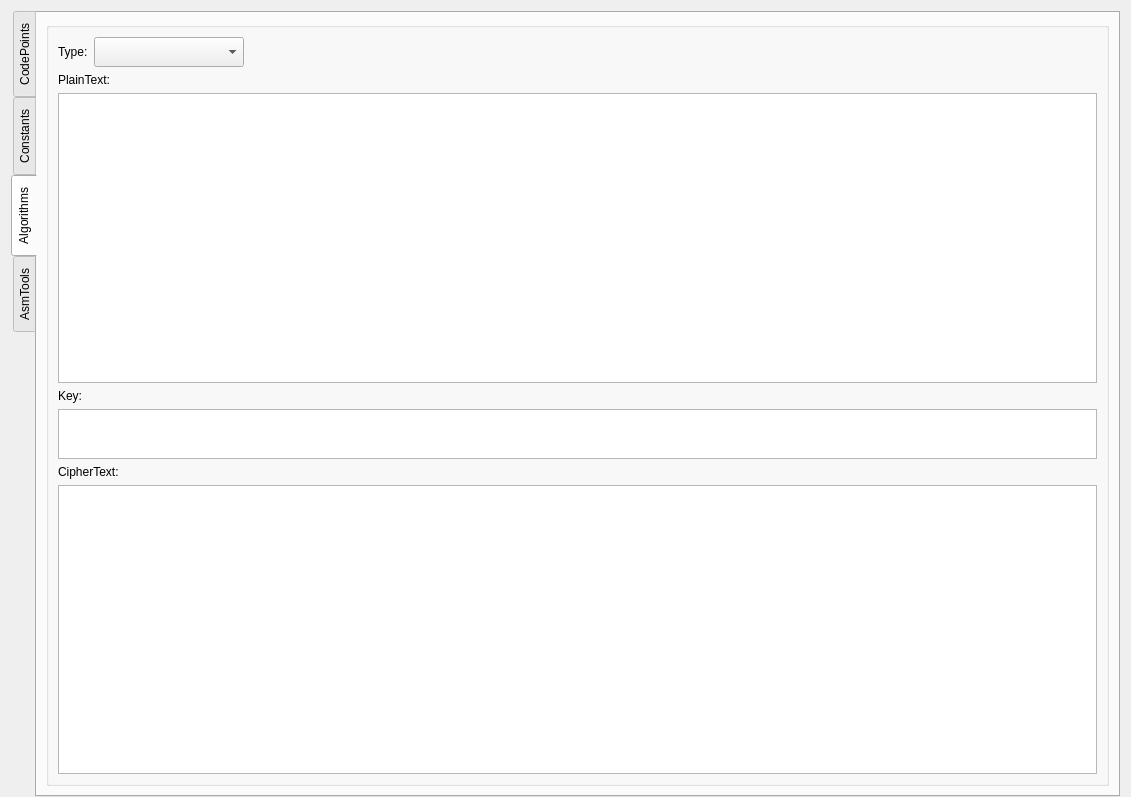
Old version of the form src/OpenArk/ui/coderkit.ui in the repository BlackINT3/OpenArk.
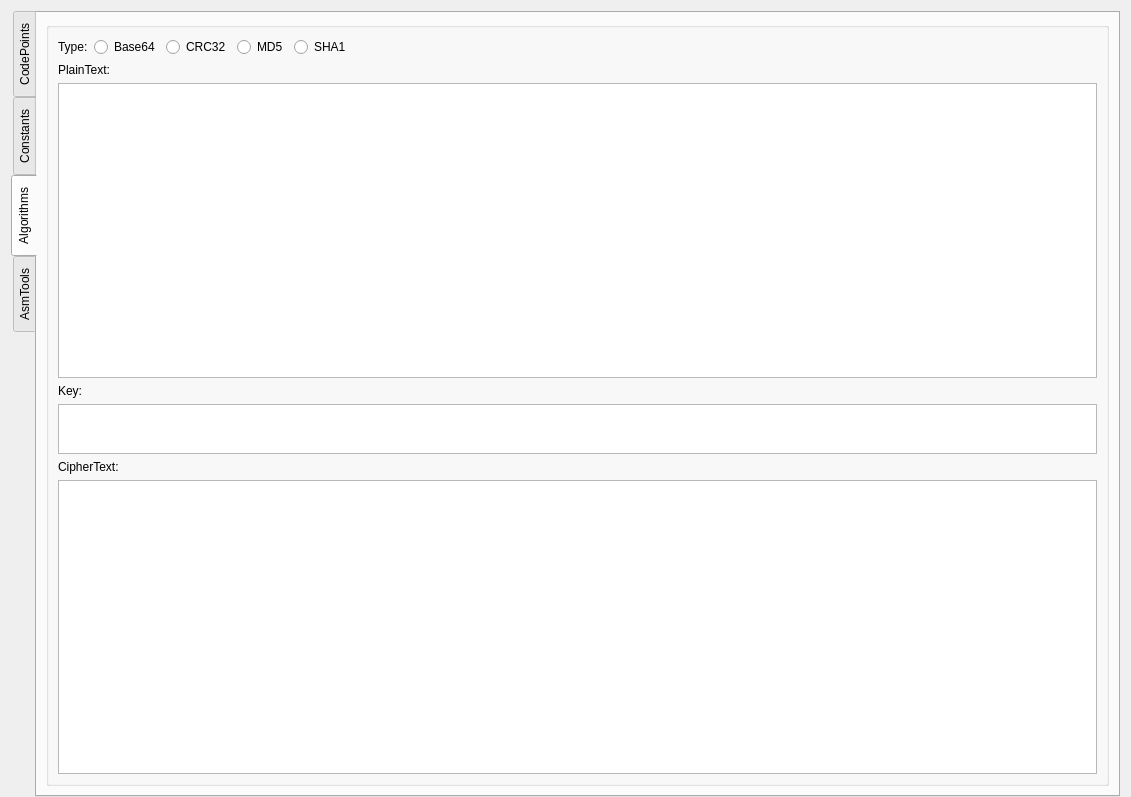
New version of the form. The open tabs and pages were chosen to show the change.

Commit message: Change combo box to radio button

The edit to the form file:
```diff
--- a/src/OpenArk/ui/coderkit.ui
+++ b/src/OpenArk/ui/coderkit.ui
@@ -555,12 +555,30 @@
              </widget>
             </item>
             <item>
-             <widget class="QComboBox" name="typeBox">
-              <property name="minimumSize">
-               <size>
-                <width>150</width>
-                <height>30</height>
-               </size>
+             <widget class="QRadioButton" name="base64Radio">
+              <property name="text">
+               <string>Base64</string>
+              </property>
+             </widget>
+            </item>
+            <item>
+             <widget class="QRadioButton" name="crc32Radio">
+              <property name="text">
+               <string>CRC32</string>
+              </property>
+             </widget>
+            </item>
+            <item>
+             <widget class="QRadioButton" name="md5Radio">
+              <property name="text">
+               <string>MD5</string>
+              </property>
+             </widget>
+            </item>
+            <item>
+             <widget class="QRadioButton" name="sha1Radio">
+              <property name="text">
+               <string>SHA1</string>
               </property>
              </widget>
             </item>
```
Left out of the diff: 2 changed lines with no effect on the pictures. The commit also changes 1 other file.
